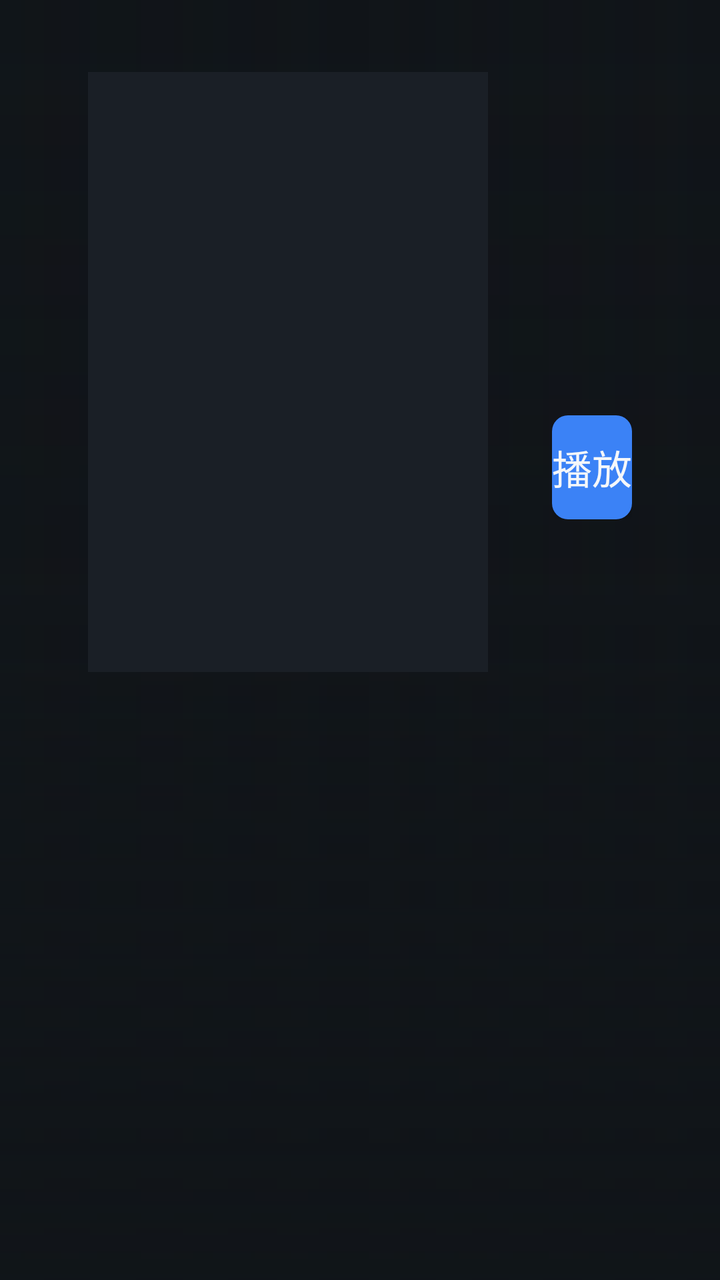
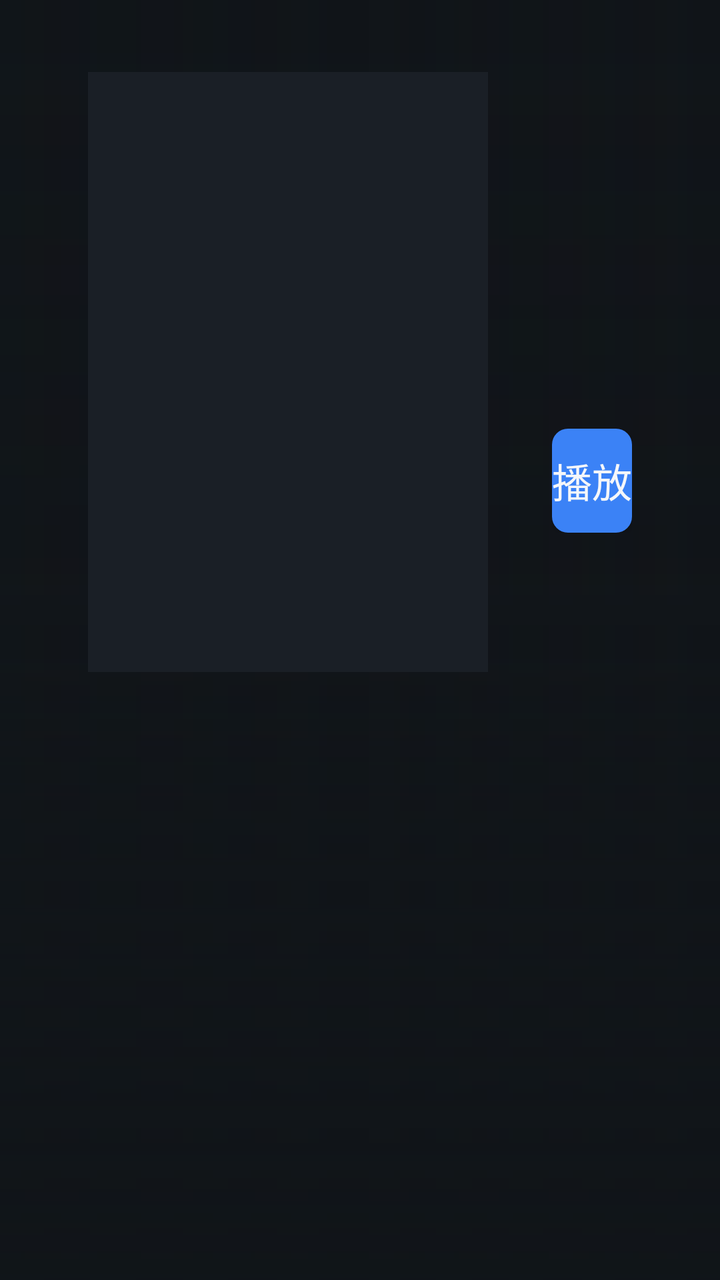

Before-and-after screenshots of an Android layout around one commit, followed by the original layout XML and the change that was made.
<!-- AndroidManifest.xml: application theme AppTheme -->
<!-- res/layout/activity_detail.xml -->
<?xml version="1.0" encoding="utf-8"?>
<FrameLayout xmlns:android="http://schemas.android.com/apk/res/android"
    android:layout_width="match_parent"
    android:layout_height="match_parent"
    android:background="@color/bg_dark">

    
    <ImageView
        android:id="@+id/img_backdrop"
        android:layout_width="match_parent"
        android:layout_height="match_parent"
        android:alpha="0.45"
        android:background="@color/bg_dark"
        android:scaleType="centerCrop" />

    <View
        android:layout_width="match_parent"
        android:layout_height="match_parent"
        android:background="@drawable/scrim_detail" />

    <LinearLayout
        android:layout_width="match_parent"
        android:layout_height="match_parent"
        android:orientation="vertical"
        android:paddingStart="44dp"
        android:paddingEnd="44dp"
        android:paddingTop="36dp"
        android:paddingBottom="28dp">

        <LinearLayout
            android:layout_width="match_parent"
            android:layout_height="wrap_content"
            android:orientation="horizontal">

            <ImageView
                android:id="@+id/img_poster"
                android:layout_width="200dp"
                android:layout_height="300dp"
                android:background="@color/card_bg"
                android:scaleType="centerCrop" />

            <LinearLayout
                android:layout_width="0dp"
                android:layout_height="wrap_content"
                android:layout_weight="1"
                android:orientation="vertical"
                android:paddingStart="32dp">

                <TextView
                    android:id="@+id/tv_title"
                    android:layout_width="match_parent"
                    android:layout_height="wrap_content"
                    android:ellipsize="end"
                    android:maxLines="2"
                    android:textColor="@color/text_primary"
                    android:textSize="34sp"
                    android:textStyle="bold" />

                <TextView
                    android:id="@+id/tv_meta"
                    android:layout_width="match_parent"
                    android:layout_height="wrap_content"
                    android:layout_marginTop="12dp"
                    android:textColor="@color/text_secondary"
                    android:textSize="16sp" />

                <TextView
                    android:id="@+id/tv_media_info"
                    android:layout_width="match_parent"
                    android:layout_height="wrap_content"
                    android:layout_marginTop="10dp"
                    android:textColor="@color/accent"
                    android:textSize="14sp" />

                <TextView
                    android:id="@+id/tv_overview"
                    android:layout_width="match_parent"
                    android:layout_height="wrap_content"
                    android:layout_marginTop="18dp"
                    android:ellipsize="end"
                    android:lineSpacingExtra="5dp"
                    android:maxLines="4"
                    android:textColor="@color/text_secondary"
                    android:textSize="16sp" />

                <LinearLayout
                    android:id="@+id/ll_play_btn"
                    android:layout_width="match_parent"
                    android:layout_height="wrap_content"
                    android:layout_marginTop="24dp"
                    android:gravity="center_vertical"
                    android:orientation="horizontal">

                    <Button
                        android:id="@+id/btn_play"
                        android:layout_width="wrap_content"
                        android:layout_height="52dp"
                        android:background="@drawable/bg_button"
                        android:focusable="true"
                        android:minWidth="200dp"
                        android:text="@string/play"
                        android:textColor="@color/text_primary"
                        android:textSize="20sp" />
                </LinearLayout>
            </LinearLayout>
        </LinearLayout>

        <LinearLayout
            android:id="@+id/ll_seasons"
            android:layout_width="match_parent"
            android:layout_height="wrap_content"
            android:layout_marginTop="26dp"
            android:orientation="vertical"
            android:visibility="gone">

            <TextView
                style="@style/DetailSectionHeader"
                android:text="@string/season" />

            <androidx.recyclerview.widget.RecyclerView
                android:id="@+id/rv_seasons"
                android:layout_width="match_parent"
                android:layout_height="wrap_content" />
        </LinearLayout>

        <LinearLayout
            android:id="@+id/ll_episodes"
            android:layout_width="match_parent"
            android:layout_height="0dp"
            android:layout_marginTop="18dp"
            android:layout_weight="1"
            android:orientation="vertical"
            android:visibility="gone">

            <TextView
                style="@style/DetailSectionHeader"
                android:text="@string/episode" />

            <androidx.recyclerview.widget.RecyclerView
                android:id="@+id/rv_episodes"
                android:layout_width="match_parent"
                android:layout_height="0dp"
                android:layout_weight="1" />
        </LinearLayout>
    </LinearLayout>
</FrameLayout>
<!-- resources referenced by this layout -->
<resources>
  <color name="accent">#3B82F6</color>
  <color name="bg_dark">#101418</color>
  <color name="card_bg">#1A1F26</color>
  <color name="text_primary">#F5F7FA</color>
  <color name="text_secondary">#9AA4B2</color>
  <!-- drawable bg_button (drawable) -->
  <?xml version="1.0" encoding="utf-8"?>
  <selector xmlns:android="http://schemas.android.com/apk/res/android">
      <item android:state_focused="true">
          <shape android:shape="rectangle">
              <solid android:color="#60A5FA" />
              <corners android:radius="8dp" />
          </shape>
      </item>
      <item>
          <shape android:shape="rectangle">
              <solid android:color="@color/accent" />
              <corners android:radius="8dp" />
          </shape>
      </item>
  </selector>
  <!-- drawable scrim_detail (drawable) -->
  <?xml version="1.0" encoding="utf-8"?>
  <layer-list xmlns:android="http://schemas.android.com/apk/res/android">
      <item>
          <shape android:shape="rectangle">
              <gradient
                  android:angle="0"
                  android:startColor="#F2101418"
                  android:centerColor="#C0101418"
                  android:endColor="#80101418" />
          </shape>
      </item>
      <item>
          <shape android:shape="rectangle">
              <gradient
                  android:angle="90"
                  android:startColor="#E6101418"
                  android:centerColor="#40101418"
                  android:endColor="#00101418" />
          </shape>
      </item>
  </layer-list>
  <string name="episode">集</string>
  <string name="play">播放</string>
  <string name="season">季</string>
  <style name="DetailSectionHeader">
          <item name="android:layout_width">wrap_content</item>
          <item name="android:layout_height">wrap_content</item>
          <item name="android:textColor">@color/text_tertiary</item>
          <item name="android:textSize">14sp</item>
          <item name="android:layout_marginBottom">10dp</item>
      </style>
  <style name="AppTheme" parent="Theme.AppCompat.NoActionBar">
          <item name="android:windowBackground">@color/bg_dark</item>
          <item name="colorPrimary">@color/accent</item>
          <item name="colorPrimaryDark">@color/bg_dark</item>
          <item name="colorAccent">@color/accent</item>
          <item name="android:windowFullscreen">true</item>
      </style>
  <color name="text_tertiary">#6B7683</color>
</resources>

<!-- the commit's change to res/layout/activity_detail.xml (unified diff, before → after) -->
@@ -57,12 +57,21 @@
                     android:textStyle="bold" />
 
                 <TextView
-                    android:id="@+id/tv_meta"
-                    android:layout_width="match_parent"
-                    android:layout_height="wrap_content"
-                    android:layout_marginTop="12dp"
-                    android:textColor="@color/text_secondary"
-                    android:textSize="16sp" />
+                    android:id="@+id/tv_original"
+                    android:layout_width="match_parent"
+                    android:layout_height="wrap_content"
+                    android:layout_marginTop="6dp"
+                    android:ellipsize="end"
+                    android:maxLines="1"
+                    android:textColor="@color/text_tertiary"
+                    android:textSize="15sp" />
+
+                <LinearLayout
+                    android:id="@+id/ll_meta"
+                    android:layout_width="wrap_content"
+                    android:layout_height="wrap_content"
+                    android:layout_marginTop="14dp"
+                    android:orientation="horizontal" />
 
                 <TextView
                     android:id="@+id/tv_media_info"
@@ -101,6 +110,19 @@
                         android:text="@string/play"
                         android:textColor="@color/text_primary"
                         android:textSize="20sp" />
+
+                    <Button
+                        android:id="@+id/btn_restart"
+                        android:layout_width="wrap_content"
+                        android:layout_height="52dp"
+                        android:layout_marginStart="14dp"
+                        android:background="@drawable/bg_button_ghost"
+                        android:focusable="true"
+                        android:minWidth="170dp"
+                        android:text="@string/restart"
+                        android:textColor="@color/text_secondary"
+                        android:textSize="18sp"
+                        android:visibility="gone" />
                 </LinearLayout>
             </LinearLayout>
         </LinearLayout>
@@ -113,9 +135,25 @@
             android:orientation="vertical"
             android:visibility="gone">
 
-            <TextView
-                style="@style/DetailSectionHeader"
-                android:text="@string/season" />
+            <LinearLayout
+                android:layout_width="match_parent"
+                android:layout_height="wrap_content"
+                android:gravity="center_vertical"
+                android:orientation="horizontal">
+
+                <TextView
+                    style="@style/DetailSectionHeader"
+                    android:layout_marginBottom="0dp"
+                    android:text="@string/season" />
+
+                <TextView
+                    android:id="@+id/tv_season_summary"
+                    android:layout_width="wrap_content"
+                    android:layout_height="wrap_content"
+                    android:layout_marginStart="14dp"
+                    android:textColor="@color/text_tertiary"
+                    android:textSize="13sp" />
+            </LinearLayout>
 
             <androidx.recyclerview.widget.RecyclerView
                 android:id="@+id/rv_seasons"
@@ -142,5 +180,23 @@
                 android:layout_height="0dp"
                 android:layout_weight="1" />
         </LinearLayout>
+
+        <LinearLayout
+            android:id="@+id/ll_more"
+            android:layout_width="match_parent"
+            android:layout_height="wrap_content"
+            android:layout_marginTop="24dp"
+            android:orientation="vertical"
+            android:visibility="gone">
+
+            <TextView
+                style="@style/DetailSectionHeader"
+                android:text="@string/more_like_this" />
+
+            <androidx.recyclerview.widget.RecyclerView
+                android:id="@+id/rv_more"
+                android:layout_width="match_parent"
+                android:layout_height="wrap_content" />
+        </LinearLayout>
     </LinearLayout>
 </FrameLayout>
<!-- resource entries referenced after the edit -->
@@ -17,6 +17,24 @@
       <item>
           <shape android:shape="rectangle">
               <solid android:color="@color/accent" />
+              <corners android:radius="8dp" />
+          </shape>
+      </item>
+  </selector>
+  <!-- drawable bg_button_ghost (drawable) -->
+  <?xml version="1.0" encoding="utf-8"?>
+  <selector xmlns:android="http://schemas.android.com/apk/res/android">
+      <item android:state_focused="true">
+          <shape android:shape="rectangle">
+              <solid android:color="#1B2A3A" />
+              <stroke android:width="2dp" android:color="@color/focus_border" />
+              <corners android:radius="8dp" />
+          </shape>
+      </item>
+      <item>
+          <shape android:shape="rectangle">
+              <solid android:color="#151A21" />
+              <stroke android:width="1dp" android:color="#3A4550" />
               <corners android:radius="8dp" />
           </shape>
       </item>
@@ -44,7 +62,9 @@
       </item>
   </layer-list>
   <string name="episode">集</string>
+  <string name="more_like_this">更多影片</string>
   <string name="play">播放</string>
+  <string name="restart">从头播放</string>
   <string name="season">季</string>
   <style name="DetailSectionHeader">
           <item name="android:layout_width">wrap_content</item>
@@ -60,6 +80,7 @@
           <item name="colorAccent">@color/accent</item>
           <item name="android:windowFullscreen">true</item>
       </style>
+  <color name="focus_border">#B3FFFFFF</color>
   <color name="text_tertiary">#6B7683</color>
 </resources>
 
